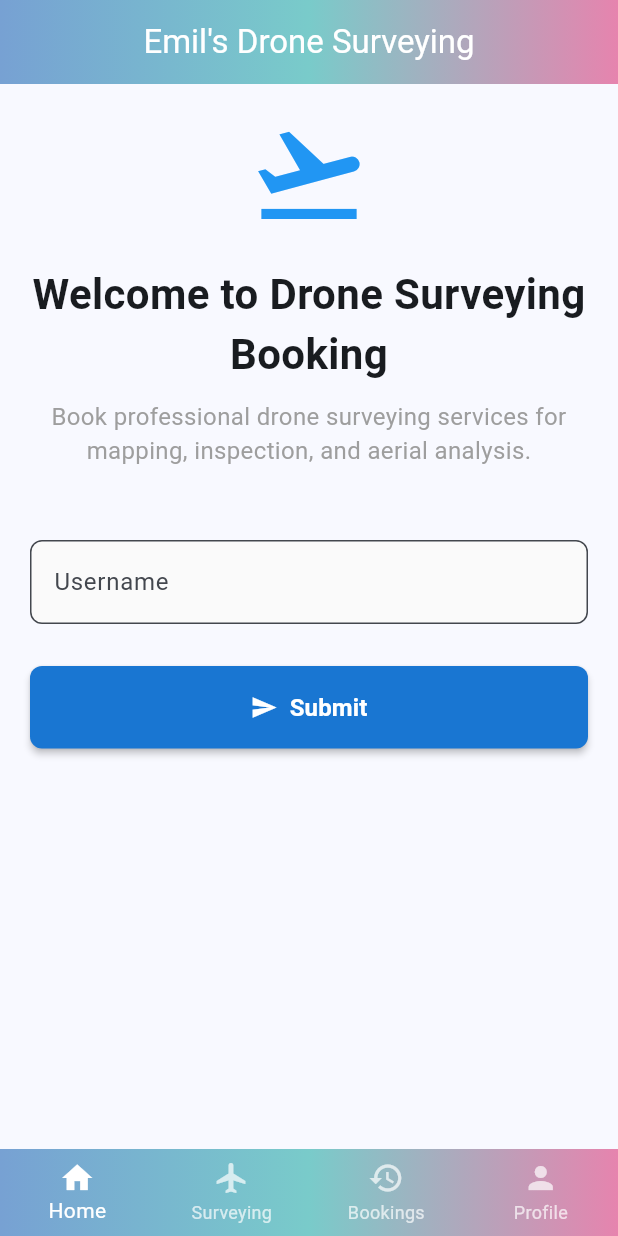
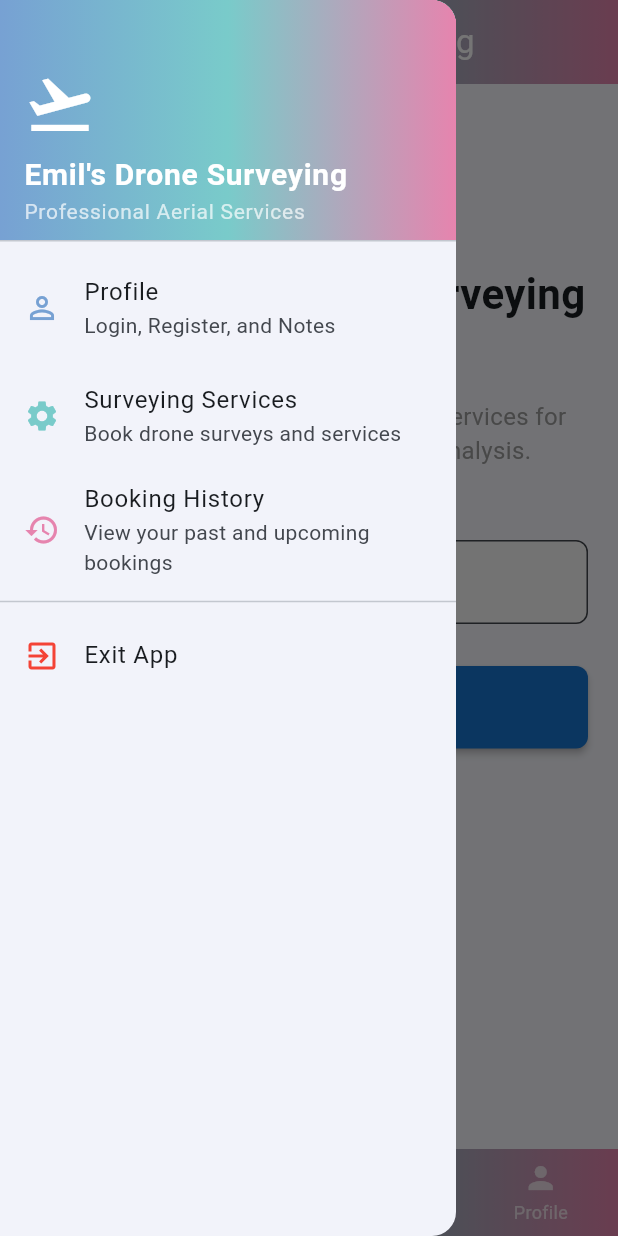
Before and after one commit to exile213/Activity3-4-PROFE8-Diaz, a Flutter app: the screen it shows after launch, with the side drawer open (before the commit the screen has no drawer), on a phone screen of 412 x 824 dp. Run offline on Flutter 3.47's test engine with Material 3 defaults, Android fonts, the light colour scheme and no system bars.

Commit message:
Refactor UI to use custom app bars and remove nested scaffolds
Replaces nested Scaffold widgets and redundant AppBars in Services, Profile, Booking History, and Welcome pages with custom layouts. Moves the main AppBar and Drawer to the MainScreen, ensuring a consistent navigation experience and cleaner UI structure across all pages.

```diff
--- a/lib/main.dart
+++ b/lib/main.dart
@@ -49,6 +49,21 @@ class _MainScreenState extends State<MainScreen> {
   @override
   Widget build(BuildContext context) {
     return Scaffold(
+      appBar: AppBar(
+        title: const Text('Emil\'s Drone Surveying'),
+        centerTitle: true,
+        flexibleSpace: Container(
+          decoration: const BoxDecoration(
+            gradient: LinearGradient(
+              colors: [Color(0xFF77A1D3), Color(0xFF79CBCA), Color(0xFFE684AE)],
+              begin: Alignment.centerLeft,
+              end: Alignment.centerRight,
+            ),
+          ),
+        ),
+        foregroundColor: Colors.white,
+      ),
+      drawer: _buildDrawer(context),
       body: _pages[_currentIndex],
       bottomNavigationBar: Container(
         decoration: const BoxDecoration(
@@ -86,6 +101,99 @@ class _MainScreenState extends State<MainScreen> {
       ),
     );
   }
+
+  Widget _buildDrawer(BuildContext context) {
+    return Drawer(
+      child: ListView(
+        padding: EdgeInsets.zero,
+        children: [
+          DrawerHeader(
+            decoration: const BoxDecoration(
+              gradient: LinearGradient(
+                colors: [
+                  Color(0xFF77A1D3),
+                  Color(0xFF79CBCA),
+                  Color(0xFFE684AE),
+                ],
+                begin: Alignment.centerLeft,
+                end: Alignment.centerRight,
+              ),
+            ),
+            child: const Column(
+              crossAxisAlignment: CrossAxisAlignment.start,
+              mainAxisAlignment: MainAxisAlignment.end,
+              children: [
+                Icon(Icons.flight_takeoff, size: 48, color: Colors.white),
+                SizedBox(height: 8),
+                Text(
+                  'Emil\'s Drone Surveying',
+                  style: TextStyle(
+                    color: Colors.white,
+                    fontSize: 20,
+                    fontWeight: FontWeight.bold,
+                  ),
+                ),
+                Text(
+                  'Professional Aerial Services',
+                  style: TextStyle(color: Colors.white70, fontSize: 14),
+                ),
+              ],
+            ),
+          ),
+          ListTile(
+            leading: const Icon(Icons.person_outline, color: Color(0xFF77A1D3)),
+            title: const Text('Profile'),
+            subtitle: const Text('Login, Register, and Notes'),
+            onTap: () {
+              Navigator.pop(context); // Close drawer
+              // Navigate to Profile tab
+              setState(() {
+                _currentIndex = 3; // Profile tab index
+              });
+            },
+          ),
+          ListTile(
+            leading: const Icon(Icons.settings, color: Color(0xFF79CBCA)),
+            title: const Text('Surveying Services'),
+            subtitle: const Text('Book drone surveys and services'),
+            onTap: () {
+              Navigator.pop(context); // Close drawer
+              // Navigate to Services tab
+              setState(() {
+                _currentIndex = 1; // Services tab index
+              });
+            },
+          ),
+          ListTile(
+            leading: const Icon(Icons.history, color: Color(0xFFE684AE)),
+            title: const Text('Booking History'),
+            subtitle: const Text('View your past and upcoming bookings'),
+            onTap: () {
+              Navigator.pop(context); // Close drawer
+              // Navigate to Bookings tab
+              setState(() {
+                _currentIndex = 2; // Bookings tab index
+              });
+            },
+          ),
+          const Divider(),
+          ListTile(
+            leading: const Icon(Icons.exit_to_app, color: Colors.red),
+            title: const Text('Exit App'),
+            onTap: () {
+              Navigator.pop(context);
+              // In a real app, you might want to show a confirmation dialog
+              ScaffoldMessenger.of(context).showSnackBar(
+                const SnackBar(
+                  content: Text('Exit functionality would be implemented here'),
+                ),
+              );
+            },
+          ),
+        ],
+      ),
+    );
+  }
 }
 
 // Placeholder for Services Tab
@@ -94,22 +202,7 @@ class ServicesTab extends StatelessWidget {
 
   @override
   Widget build(BuildContext context) {
-    return Scaffold(
-      appBar: AppBar(
-        title: const Text('Surveying Services'),
-        centerTitle: true,
-        flexibleSpace: Container(
-          decoration: const BoxDecoration(
-            gradient: LinearGradient(
-              colors: [Color(0xFF77A1D3), Color(0xFF79CBCA), Color(0xFFE684AE)],
-              begin: Alignment.centerLeft,
-              end: Alignment.centerRight,
-            ),
-          ),
-        ),
-        foregroundColor: Colors.white,
-      ),
-      body: Padding(
+    return Padding(
       padding: const EdgeInsets.all(20.0),
       child: Column(
         crossAxisAlignment: CrossAxisAlignment.stretch,
@@ -159,7 +252,6 @@ class ServicesTab extends StatelessWidget {
             },
           ),
         ],
-        ),
       ),
     );
   }
@@ -225,22 +317,7 @@ class ProfileTab extends StatelessWidget {
 
   @override
   Widget build(BuildContext context) {
-    return Scaffold(
-      appBar: AppBar(
-        title: const Text('Profile'),
-        centerTitle: true,
-        flexibleSpace: Container(
-          decoration: const BoxDecoration(
-            gradient: LinearGradient(
-              colors: [Color(0xFF77A1D3), Color(0xFF79CBCA), Color(0xFFE684AE)],
-              begin: Alignment.centerLeft,
-              end: Alignment.centerRight,
-            ),
-          ),
-        ),
-        foregroundColor: Colors.white,
-      ),
-      body: Padding(
+    return Padding(
       padding: const EdgeInsets.all(20.0),
       child: Column(
         crossAxisAlignment: CrossAxisAlignment.stretch,
@@ -300,7 +377,6 @@ class ProfileTab extends StatelessWidget {
           }),
         ],
       ),
-      ),
     );
   }
 
--- a/lib/views/welcome_page.dart
+++ b/lib/views/welcome_page.dart
@@ -35,22 +35,7 @@ class _WelcomePageState extends State<WelcomePage> {
 
   @override
   Widget build(BuildContext context) {
-    return Scaffold(
-      appBar: AppBar(
-        title: const Text('Emil\'s Drone Surveying'),
-        centerTitle: true,
-        flexibleSpace: Container(
-          decoration: const BoxDecoration(
-            gradient: LinearGradient(
-              colors: [Color(0xFF77A1D3), Color(0xFF79CBCA), Color(0xFFE684AE)],
-              begin: Alignment.centerLeft,
-              end: Alignment.centerRight,
-            ),
-          ),
-        ),
-        foregroundColor: Colors.white,
-      ),
-      body: SingleChildScrollView(
+    return SingleChildScrollView(
       padding: const EdgeInsets.all(20.0),
       child: Column(
         crossAxisAlignment: CrossAxisAlignment.stretch,
@@ -94,10 +79,7 @@ class _WelcomePageState extends State<WelcomePage> {
                 children: [
                   const Text(
                     'Submitted Username:',
-                      style: TextStyle(
-                        fontWeight: FontWeight.bold,
-                        fontSize: 16,
-                      ),
+                    style: TextStyle(fontWeight: FontWeight.bold, fontSize: 16),
                   ),
                   const SizedBox(height: 8),
                   Text(
@@ -110,7 +92,6 @@ class _WelcomePageState extends State<WelcomePage> {
           ],
         ],
       ),
-      ),
     );
   }
 }
```
Also changed, not shown: lib/views/booking_history_page.dart (+1 -17 lines). Lines whose indentation alone changed are shown as unchanged.
